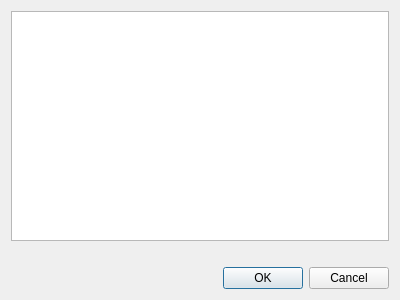
First picture: the form in include/hpp/gui/ui/pluginmanagerdialog.ui, repository humanoid-path-planner/hpp-gui, before the edit.
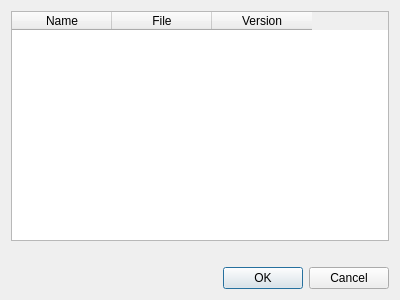
Second picture: the form after the edit. Icons and pictures are not drawn.

The edit to the form file:
```diff
--- a/include/hpp/gui/ui/pluginmanagerdialog.ui
+++ b/include/hpp/gui/ui/pluginmanagerdialog.ui
@@ -18,7 +18,23 @@
   </property>
   <layout class="QVBoxLayout" name="verticalLayout">
    <item>
-    <widget class="QListWidget" name="pluginList"/>
+    <widget class="QTableWidget" name="pluginList">
+     <column>
+      <property name="text">
+       <string>Name</string>
+      </property>
+     </column>
+     <column>
+      <property name="text">
+       <string>File</string>
+      </property>
+     </column>
+     <column>
+      <property name="text">
+       <string>Version</string>
+      </property>
+     </column>
+    </widget>
    </item>
    <item>
     <widget class="QLabel" name="pluginMessage">
```
Left out of the diff: 4 changed lines with no effect on the pictures.
